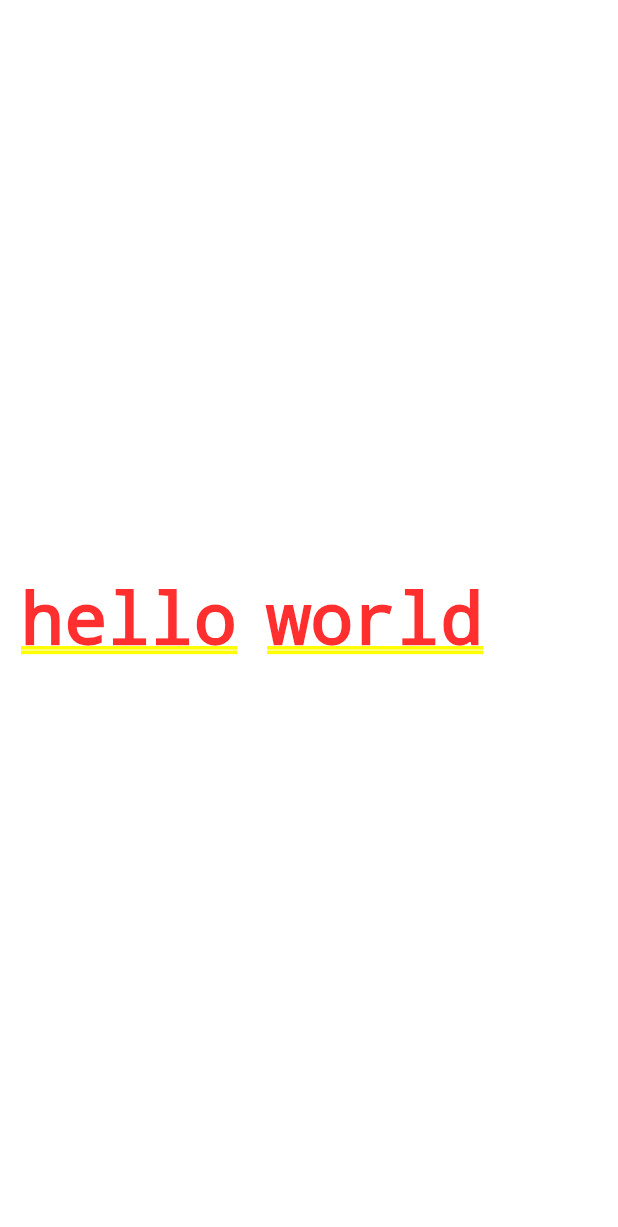
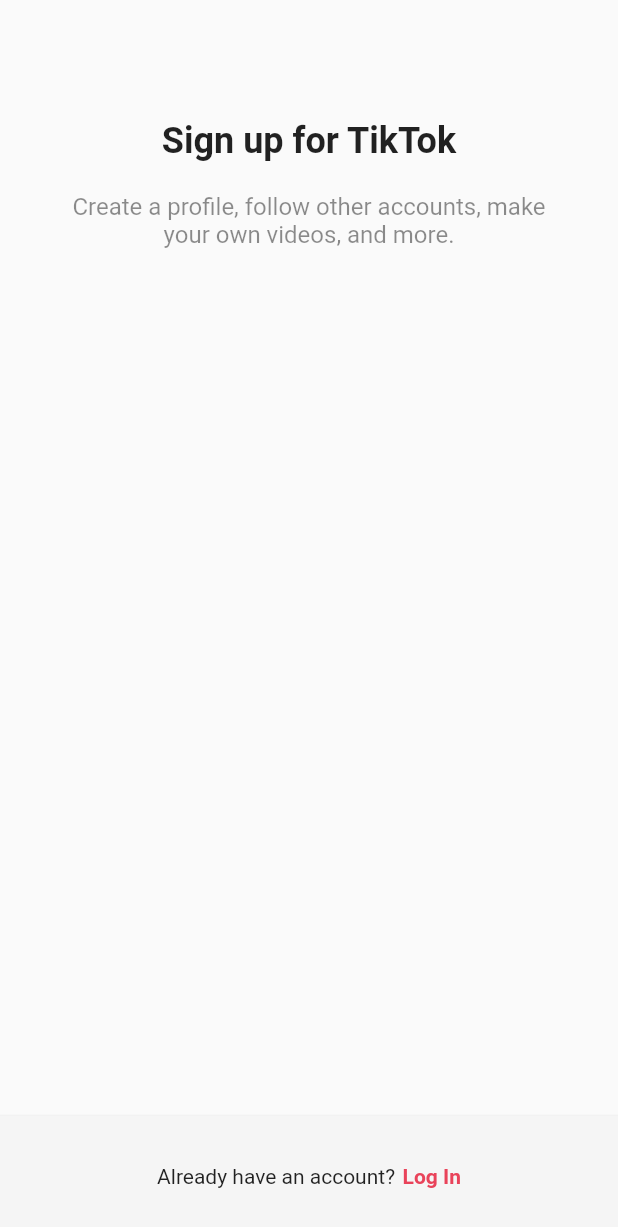
Before and after one commit to walkerJung/tictok-flutter, a Flutter app: the screen it shows after launch, on a phone screen of 412 x 824 dp. Shown: the top 1227 px of the screen. Run offline on Flutter 3.47's test engine with Material 2 defaults, Android fonts, the phone set to English and light mode, and no system bars.

Commit message:
feat Sign Up Screen

```diff
--- a/lib/main.dart
+++ b/lib/main.dart
@@ -1,6 +1,7 @@
 import 'package:flutter/material.dart';
 import 'package:tiktok_flutter/constants/gaps.dart';
 import 'package:tiktok_flutter/constants/sizes.dart';
+import 'package:tiktok_flutter/screens/sign_up/sign_up_screen.dart';
 
 void main() {
   runApp(const TikTokApp());
@@ -12,22 +13,10 @@ class TikTokApp extends StatelessWidget {
   @override
   Widget build(BuildContext context) {
     return MaterialApp(
-      title: 'TikTok Clone',
-      theme: ThemeData(
-        primaryColor: const Color(0xFFE9435A),
-      ),
-      home: Padding(
-        padding: const EdgeInsets.all(Sizes.size14),
-        child: Container(
-          child: const Row(
-            children: [
-              Text('hello'),
-              Gaps.h20,
-              Text('world'),
-            ],
-          ),
+        title: 'TikTok Clone',
+        theme: ThemeData(
+          primaryColor: const Color(0xFFE9435A),
         ),
-      ),
-    );
+        home: const SignUpScreen());
   }
 }
--- /dev/null
+++ b/lib/screens/sign_up/sign_up_screen.dart
@@ -0,0 +1,66 @@
+import 'package:flutter/material.dart';
+import 'package:tiktok_flutter/constants/gaps.dart';
+import 'package:tiktok_flutter/constants/sizes.dart';
+
+class SignUpScreen extends StatelessWidget {
+  const SignUpScreen({super.key});
+
+  @override
+  Widget build(BuildContext context) {
+    return Scaffold(
+      body: const SafeArea(
+        child: Padding(
+          padding: EdgeInsets.symmetric(
+            horizontal: Sizes.size40,
+          ),
+          child: Column(
+            children: [
+              Gaps.v80,
+              Text(
+                'Sign up for TikTok',
+                style: TextStyle(
+                  fontSize: Sizes.size24,
+                  fontWeight: FontWeight.w700,
+                ),
+              ),
+              Gaps.v20,
+              Text(
+                'Create a profile, follow other accounts, make your own videos, and more.',
+                style: TextStyle(
+                  fontSize: Sizes.size16,
+                  color: Colors.black45,
+                ),
+                textAlign: TextAlign.center,
+              ),
+            ],
+          ),
+        ),
+      ),
+      bottomNavigationBar: BottomAppBar(
+        color: Colors.grey.shade100,
+        elevation: 2,
+        child: Container(
+          child: Padding(
+            padding: const EdgeInsets.symmetric(
+              vertical: Sizes.size32,
+            ),
+            child: Row(
+              mainAxisAlignment: MainAxisAlignment.center,
+              children: [
+                const Text('Already have an account?'),
+                Gaps.h5,
+                Text(
+                  'Log In',
+                  style: TextStyle(
+                    color: Theme.of(context).primaryColor,
+                    fontWeight: FontWeight.w600,
+                  ),
+                ),
+              ],
+            ),
+          ),
+        ),
+      ),
+    );
+  }
+}
```
Also changed, not shown: 2 other files.
